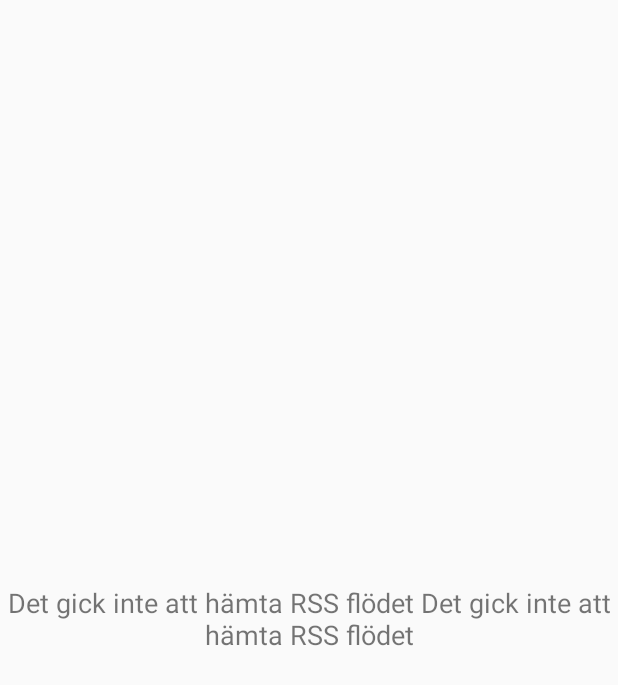
After one commit to hendran/BbcRssApp, an Android app: the layout fragment_news_list.xml on its own in the app's theme, with its tools: preview values and no code run, on a phone screen of 412 x 824 dp. The commit adds this screen. Shown: the top 685 px of the screen. Run offline under Robolectric (Android 15) with nearby library versions, the phone set to English and light mode, and no system bars.

Commit message:
Added fragment to display RSS feed items

```diff
--- a/app/build.gradle
+++ b/app/build.gradle
@@ -34,4 +34,6 @@ dependencies {
     implementation 'io.reactivex.rxjava2:rxjava:2.0.2'
     implementation 'io.reactivex.rxjava2:rxandroid:2.0.1'
     implementation 'com.squareup.retrofit2:converter-scalars:2.3.0'
+    implementation 'com.android.support:recyclerview-v7:28.0.0'
+
 }
--- /dev/null
+++ b/app/src/main/java/com/example/henrikandersson/bbcrssapp/ui/DisplayableNewsItem.kt
@@ -0,0 +1,4 @@
+package com.example.henrikandersson.bbcrssapp.ui
+
+class DisplayableNewsItem {
+}
--- a/app/src/main/res/layout/activity_main.xml
+++ b/app/src/main/res/layout/activity_main.xml
@@ -5,12 +5,12 @@
         xmlns:app="http://schemas.android.com/apk/res-auto"
         android:layout_width="match_parent"
         android:layout_height="match_parent"
-        tools:context=".MainActivity">
+        tools:context=".ui.MainActivity">
 
-    <TextView
+    <FrameLayout
+            android:id="@+id/fragmentContainer"
             android:layout_width="wrap_content"
             android:layout_height="wrap_content"
-            android:text="Hello World!"
             app:layout_constraintBottom_toBottomOf="parent"
             app:layout_constraintLeft_toLeftOf="parent"
             app:layout_constraintRight_toRightOf="parent"
--- /dev/null
+++ b/app/src/main/res/layout/fragment_news_list.xml
@@ -0,0 +1,28 @@
+<?xml version="1.0" encoding="utf-8"?>
+<android.support.constraint.ConstraintLayout xmlns:android="http://schemas.android.com/apk/res/android"
+    xmlns:app="http://schemas.android.com/apk/res-auto"
+    xmlns:tools="http://schemas.android.com/tools"
+    android:layout_width="match_parent"
+    android:layout_height="match_parent">
+
+    <android.support.v7.widget.RecyclerView
+        android:id="@+id/news_list"
+        android:layout_width="match_parent"
+        android:layout_height="match_parent"
+        tools:visibility="gone" />
+
+    <TextView
+        android:id="@+id/info_message"
+        android:layout_width="match_parent"
+        android:layout_height="wrap_content"
+        android:gravity="center"
+        android:textSize="18sp"
+        android:visibility="gone"
+        app:layout_constraintBottom_toBottomOf="parent"
+        app:layout_constraintEnd_toEndOf="parent"
+        app:layout_constraintStart_toStartOf="parent"
+        app:layout_constraintTop_toTopOf="parent"
+        tools:text="Det gick inte att hämta RSS flödet Det gick inte att hämta RSS flödet"
+        tools:visibility="visible" />
+
+</android.support.constraint.ConstraintLayout>
--- a/app/src/main/res/values/strings.xml
+++ b/app/src/main/res/values/strings.xml
@@ -1,3 +1,5 @@
 <resources>
     <string name="app_name">BbcRssApp</string>
+    <string name="news_list_fragment_error_message">Något gick fel när vi försökte hämta RSS-flödet</string>
+    <string name="news_list_fragment_no_result">Just nu fick vi inget resultat när vi försökte hämta RSS-flödet</string>
 </resources>
```
Also changed, not shown: app/src/main/java/com/example/henrikandersson/bbcrssapp/MainActivity.kt (deleted, +0 -24 lines), app/src/main/java/com/example/henrikandersson/bbcrssapp/ui/MainActivity.kt (added, +17 -0 lines), app/src/main/java/com/example/henrikandersson/bbcrssapp/ui/NewsListAdapter.kt (added, +39 -0 lines), app/src/main/java/com/example/henrikandersson/bbcrssapp/ui/NewsListFragment.kt (added, +98 -0 lines), app/src/main/res/layout/news_list_item.xml (added, +29 -0 lines).
